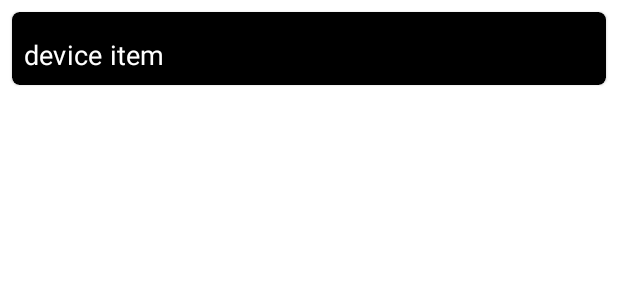
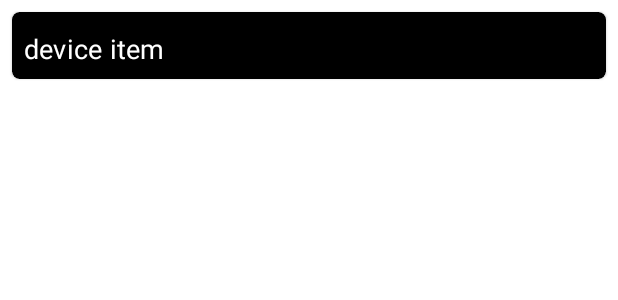
Before and after one commit to giovannicurcuruto/APP-KOTLIN-SQUAD-APP, an Android app: the layout item_device.xml on its own in the app's theme, with its tools: preview values and no code run, on a phone screen of 412 x 824 dp. Shown: the top 300 px of the screen. Run offline under Robolectric (Android 15) with nearby library versions, the phone set to English and light mode, and no system bars.

```diff
--- a/app/src/main/res/layout/item_device.xml
+++ b/app/src/main/res/layout/item_device.xml
@@ -16,18 +16,30 @@
         android:layout_height="wrap_content"
         android:padding="8dp"
         >
+        <TextView
+            android:id="@+id/item_icon_device"
+            android:layout_width="wrap_content"
+            android:layout_height="wrap_content"
+            android:icon="@drawable/ic_dashboard_black_24dp"
+            app:layout_constraintStart_toStartOf="parent"
+            app:layout_constraintTop_toTopOf="parent"
+            app:layout_constraintBottom_toBottomOf="parent"
+            app:layout_constraintRight_toLeftOf="@id/item_device"
+            />
+
         <com.google.android.material.textview.MaterialTextView
             android:id="@+id/item_device"
             style="@style/TextAppearance.MaterialComponents.Subtitle1"
             android:layout_width="wrap_content"
             android:layout_height="wrap_content"
-            android:layout_marginTop="8dp"
+            android:layout_marginTop="4dp"
+            android:layout_marginBottom="4dp"
             android:text="device item"
             android:textColor="@color/white"
             android:textSize="18sp"
             app:layout_constraintTop_toTopOf="parent"
-            app:layout_constraintStart_toStartOf="parent"
-             />
+            app:layout_constraintLeft_toLeftOf="parent"
+            />
     </androidx.constraintlayout.widget.ConstraintLayout>
 
 
```
Also changed, not shown: app/src/main/java/com/example/case1squadapps/others/ExtensionT.kt (added, +21 -0 lines), app/src/main/java/com/example/case1squadapps/ui/adapter/videoAdapter.kt (added, +62 -0 lines).
